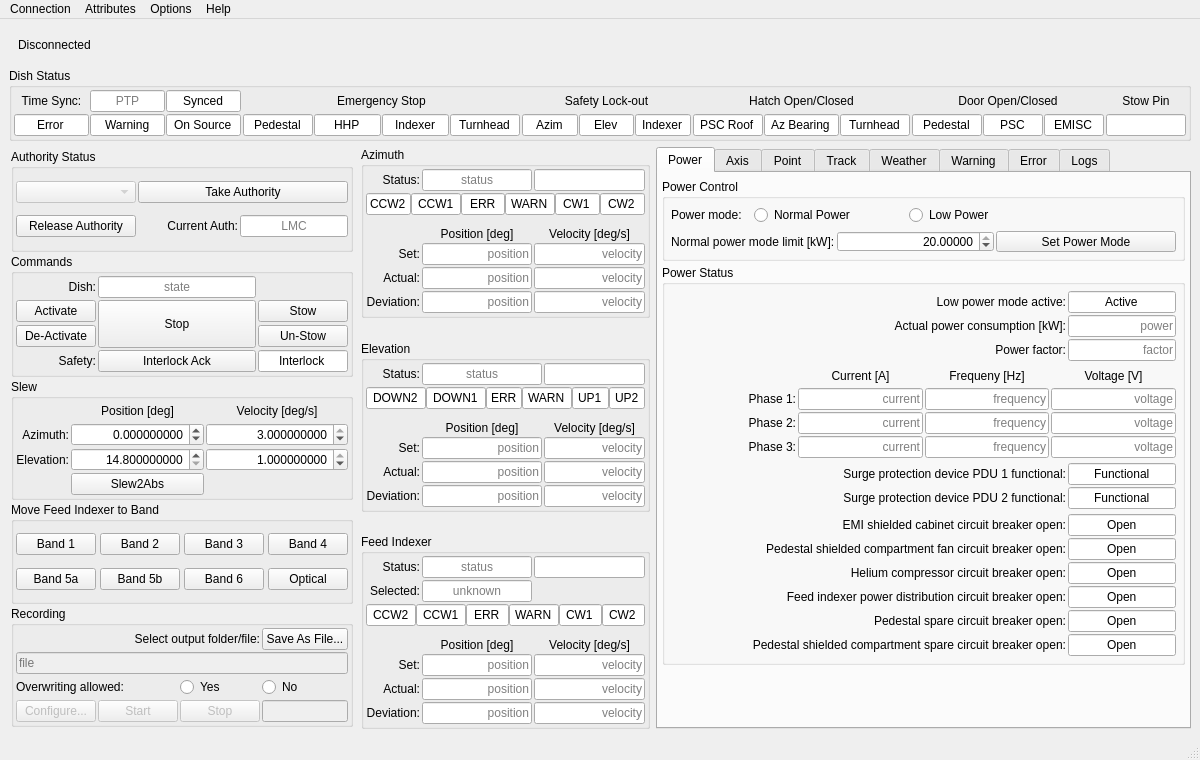
ska-telescope/ska-mid-dish-qualification, file src/ska_mid_disq/ui/dishstructure_mvc.ui: the form before one commit.
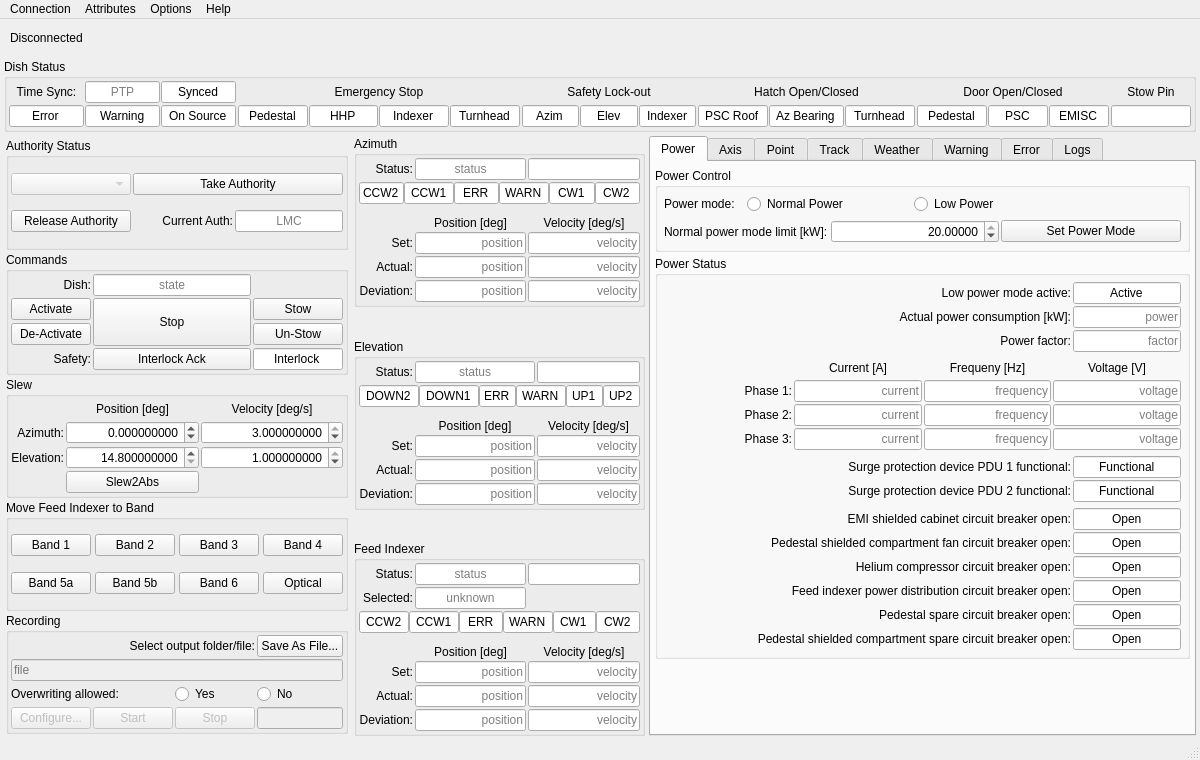
The form after the commit. Custom widgets are drawn as their Qt base class.

Commit message: WOM-556: Adjust central widget layout margins

```diff
--- a/src/ska_mid_disq/ui/dishstructure_mvc.ui
+++ b/src/ska_mid_disq/ui/dishstructure_mvc.ui
@@ -36,6 +36,21 @@
   </property>
   <widget class="QWidget" name="centralwidget">
    <layout class="QGridLayout" name="gridLayout_10">
+    <property name="leftMargin">
+     <number>4</number>
+    </property>
+    <property name="topMargin">
+     <number>2</number>
+    </property>
+    <property name="rightMargin">
+     <number>4</number>
+    </property>
+    <property name="bottomMargin">
+     <number>2</number>
+    </property>
+    <property name="spacing">
+     <number>4</number>
+    </property>
     <item row="2" column="1">
      <layout class="QVBoxLayout" name="verticalLayout">
       <property name="spacing">
@@ -3671,13 +3686,13 @@
       </property>
       <layout class="QHBoxLayout" name="horizontalLayout_6">
        <property name="leftMargin">
-        <number>9</number>
+        <number>6</number>
        </property>
        <property name="topMargin">
         <number>2</number>
        </property>
        <property name="rightMargin">
-        <number>9</number>
+        <number>6</number>
        </property>
        <property name="bottomMargin">
         <number>2</number>
```
Left out of the diff: 4 changed lines with no effect on the pictures.
